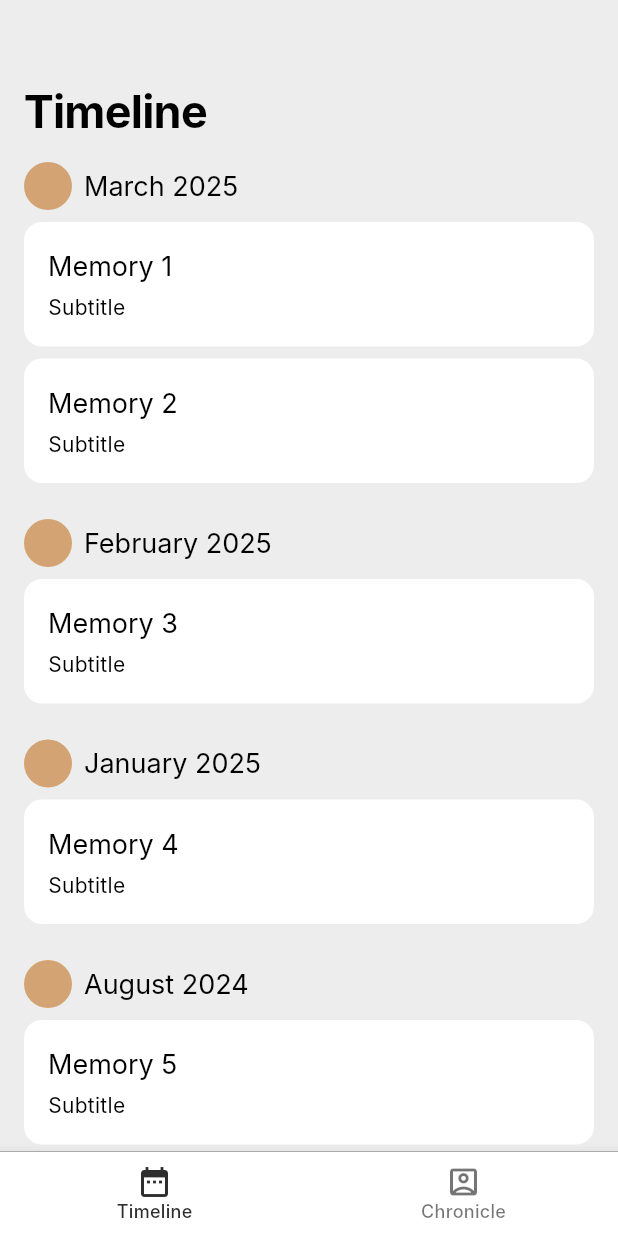
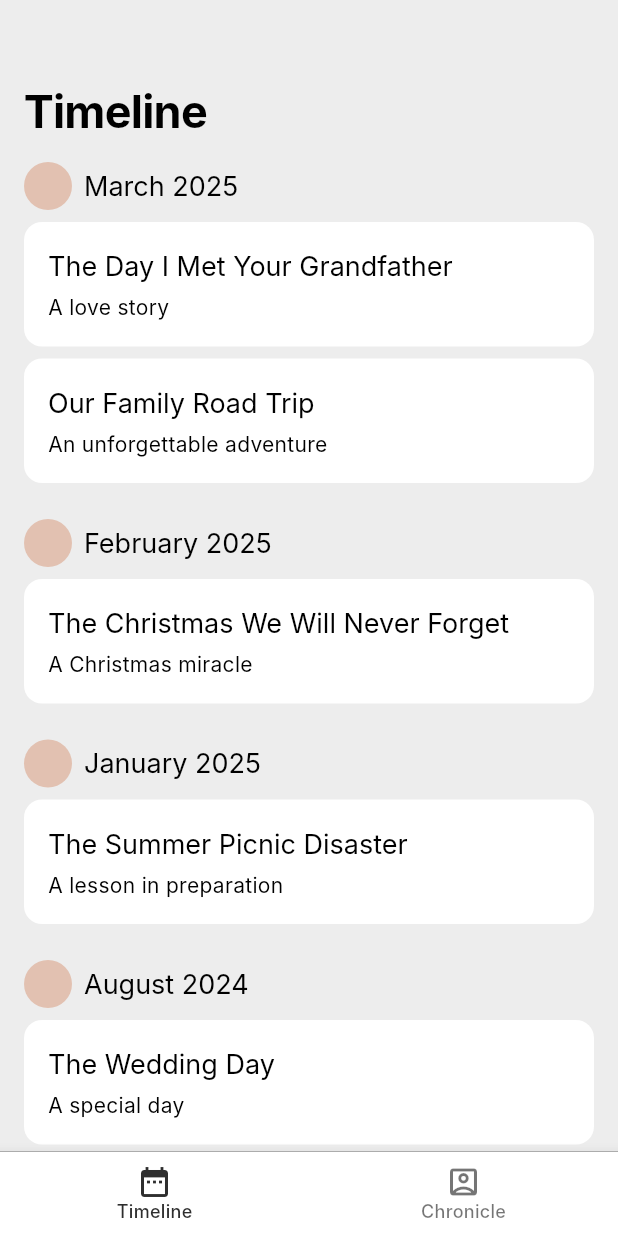
Before and after one commit to LukPle/story_cube_app, a Flutter app: the screen it shows after launch, on a phone screen of 412 x 824 dp. Run offline on Flutter 3.47's test engine with Material 3 defaults, Android fonts, the light colour scheme and no system bars; our stand-ins replace just_audio; Roboto replaces fonts that are missing (Inter).

Commit message:
Updated memory details page with components and data

```diff
--- a/lib/constants/colors.dart
+++ b/lib/constants/colors.dart
@@ -13,9 +13,9 @@ class AppColors {
 
   /// Primary and Secondary Color for Widgets and Components
   static const Color primaryColorLight = Color(0xff2E2E2E); // Hex: #2E2E2E
-  static const Color secondaryColorLight = Color(0xffD4A373); // Hex: #D4A373
-  static const Color primaryColorDark = Color(0xffF2E9E4); // Hex: #F2E9E4
-  static const Color secondaryColorDark = Color(0xffC6A86D); // Hex: #C6A86D
+  static const Color secondaryColorLight = Color(0xffE2C1B1); // Hex: #E2C1B1
+  static const Color primaryColorDark = Color(0xffEDDCD2); // Hex: #EDDCD2
+  static const Color secondaryColorDark = Color(0xff9E7A4C); // Hex: #9E7A4C
 
   /// Success and Error Color
   static const Color success = Colors.green;
--- /dev/null
+++ b/lib/models/example_data.dart
@@ -0,0 +1,157 @@
+import 'package:story_cube_app/models/person_model.dart';
+import 'package:story_cube_app/models/memory_model.dart';
+
+final List<MemoryModel> memoryData = [
+  MemoryModel(
+    dateTime: DateTime.now(),
+    title: "The Day I Met Your Grandfather",
+    subtitle: "A love story",
+    summary: "Your grandmother tells this story about the day she met your grandfather at a local fair. She says he was the most handsome man in the crowd!",
+    text: "It was a warm summer afternoon when your grandmother first saw your grandfather. She had just arrived at the local fair with her friends, enjoying the excitement of the rides, the delicious smells of fair food, and the music playing in the background. Suddenly, she spotted a young man standing in the crowd. He was tall, with dark hair and an easy smile that made him stand out from the rest. Your grandmother was drawn to him immediately. Their eyes met across the carnival grounds, and there was an instant connection. Your grandfather walked over, introduced himself, and from that moment on, they were inseparable. They spent the entire afternoon together, laughing, talking, and enjoying the fair. That was the start of a beautiful love story that would last a lifetime.",
+    locations: ['Local Fair', 'Town Square'],
+    tags: ['love', 'first meeting', 'family'],
+    persons: [
+      PersonModel(
+        firstName: "Jane",
+        lastName: "Smith",
+        relationship: "Grandmother",
+      ),
+      PersonModel(
+        firstName: "John",
+        lastName: "Doe",
+        relationship: "Grandfather",
+      ),
+    ],
+  ),
+  MemoryModel(
+    dateTime: DateTime.now().subtract(const Duration(days: 3)),
+    title: "Our Family Road Trip",
+    subtitle: "An unforgettable adventure",
+    summary: "The trip we took down south was filled with laughter, flat tires, and a million memories. Grandpa drove the whole way, singing along to the radio.",
+    text: "It was a road trip like no other. Our family packed into the car, heading south for a long-awaited vacation. Grandpa, as usual, was in the driver’s seat, singing along to the songs on the radio. It felt like the whole world was out there for us to explore. Along the way, we had a series of small adventures. We got a flat tire, which caused a few hours of delay, but that didn’t stop us from laughing. We stopped at small towns, ate diner food, and took photos in front of roadside attractions. The highlight of the trip was when we reached the Grand Canyon — it was even more breathtaking than we had imagined. At night, we camped under the stars in the desert, sharing stories and looking up at the sky. Despite the bumps along the way, it was one of the most memorable trips our family ever took.",
+    locations: ['Southern Route', 'Grand Canyon', 'Desert Campground'],
+    tags: ['family', 'adventure', 'road trip'],
+    persons: [
+      PersonModel(
+        firstName: "Mary",
+        lastName: "Doe",
+        relationship: "Mother",
+      ),
+      PersonModel(
+        firstName: "James",
+        lastName: "Doe",
+        relationship: "Father",
+      ),
+      PersonModel(
+        firstName: "Jack",
+        lastName: "Doe",
+        relationship: "Son",
+      ),
+    ],
+  ),
+  MemoryModel(
+    dateTime: DateTime.now().subtract(const Duration(days: 28)),
+    title: "The Christmas We Will Never Forget",
+    subtitle: "A Christmas miracle",
+    summary: "That year, we had snow in the middle of a warm winter! Your Uncle Charlie had to shovel the walkway by hand, but it was worth it for the family photo we took in the snow.",
+    text: "It was a Christmas miracle. In the middle of a warm winter, snow started falling from the sky, blanketing everything in a soft, white layer. We couldn’t believe our eyes! Your Uncle Charlie, always ready to help, went outside and shoveled the walkway by hand while the rest of us stayed inside, warming up by the fire. Once the snow had settled, we bundled up in our winter coats and hats, and ventured outside for a family photo. It was the perfect moment — a scene that looked straight out of a holiday card. We stood together, laughing and smiling in the snow, making memories that we would carry with us forever.",
+    locations: ['Home', 'Living Room'],
+    tags: ['Christmas', 'family', 'snow'],
+    persons: [
+      PersonModel(
+        firstName: "Emma",
+        lastName: "Taylor",
+        relationship: "Aunt",
+      ),
+      PersonModel(
+        firstName: "Charlie",
+        lastName: "Taylor",
+        relationship: "Uncle",
+      ),
+      PersonModel(
+        firstName: "Sarah",
+        lastName: "Taylor",
+        relationship: "Mother",
+      ),
+    ],
+  ),
+  MemoryModel(
+    dateTime: DateTime.now().subtract(const Duration(days: 35)),
+    title: "The Summer Picnic Disaster",
+    subtitle: "A lesson in preparation",
+    summary: "We decided to go on a picnic, but no one thought to pack the sunscreen! We ended up spending the afternoon hiding in the shade, but it’s a story we laugh about every year.",
+    text: "It started as a perfect day for a picnic. The weather was beautiful, and we packed everything we needed: sandwiches, snacks, drinks, and even a frisbee for some fun. However, we overlooked one crucial detail — sunscreen! By noon, we were all feeling the effects of the sun. No one had thought to bring sunscreen, and we ended up with sunburns all over our arms and faces. It was a painful lesson in preparation, but we made the best of it. We spent the afternoon hiding in the shade, telling stories, and trying to cool off. To this day, it’s a story we laugh about every year — the infamous summer picnic disaster.",
+    locations: ['Riverbank', 'Park'],
+    tags: ['picnic', 'family', 'adventure'],
+    persons: [
+      PersonModel(
+        firstName: "Tom",
+        lastName: "Davis",
+        relationship: "Father",
+      ),
+      PersonModel(
+        firstName: "Lily",
+        lastName: "Davis",
+        relationship: "Daughter",
+      ),
+    ],
+  ),
+  MemoryModel(
+    dateTime: DateTime.now().subtract(const Duration(days: 189)),
+    title: "The Wedding Day",
+    subtitle: "A special day",
+    summary: "Grandma always says she’s never seen anything more beautiful than the day she married Grandpa. She still remembers walking down the aisle with tears in her eyes.",
+    text: "The day Grandma married Grandpa was the most beautiful day she ever experienced. She tells us that as she walked down the aisle, she could hardly believe her eyes — Grandpa was standing there, waiting for her, looking more handsome than ever. There were tears in her eyes as she walked toward him, knowing that this moment would change their lives forever. They exchanged vows and rings, promising to love each other for a lifetime. It was the beginning of an incredible journey together, one that would be filled with laughter, love, and family. It was a day filled with emotion, and Grandma says that she still remembers the way Grandpa looked at her when she walked down that aisle. She has never seen anything more beautiful.",
+    locations: ['Church', 'Reception Hall'],
+    tags: ['wedding', 'love', 'family'],
+    persons: [
+      PersonModel(
+        firstName: "Eliza",
+        lastName: "Johnson",
+        relationship: "Grandmother",
+      ),
+      PersonModel(
+        firstName: "George",
+        lastName: "Johnson",
+        relationship: "Grandfather",
+      ),
+    ],
+  ),
+  MemoryModel(
+    dateTime: DateTime.now().subtract(const Duration(days: 193)),
+    title: "The Day I Bought My First Car",
+    subtitle: "The freedom of the open road",
+    summary: "I saved up for months to buy my first car. It wasn’t much, but it was mine! I drove it around town with pride, and every time I stopped, I felt like I had conquered the world.",
+    text: "It wasn’t much, but it was mine. After months of saving every penny I could, I finally had enough to buy my first car. I remember walking into the dealership, nervous but excited, and driving off with a sense of accomplishment. The car wasn’t fancy, but it was mine, and I felt like the king of the world every time I got behind the wheel. I would drive around town, just enjoying the freedom and independence that came with it. Every stop I made felt like a victory. It was the beginning of a new chapter in my life, and I’ll never forget the feeling of driving my first car.",
+    locations: ['Car Dealership', 'Town'],
+    tags: ['independence', 'first car', 'adventure'],
+    persons: [
+      PersonModel(
+        firstName: "Alice",
+        lastName: "Brown",
+        relationship: "Mother",
+      ),
+    ],
+  ),
+  MemoryModel(
+    dateTime: DateTime.now().subtract(const Duration(days: 267)),
+    title: "Our Family's First House",
+    subtitle: "Building memories together",
+    summary: "The first house we bought as a family was so small, but we turned it into a home. We had our first Christmas there, and it’s still my favorite place in the world.",
+    text: "When we bought our first house as a family, it was small, but it was ours. We spent months getting it ready, painting the walls, buying furniture, and making it feel like home. It wasn’t much, but every corner of it was filled with love and memories. The first Christmas in that house was magical. We had a small tree in the corner of the living room, but the atmosphere was filled with warmth and joy.",
+    locations: ['New Home'],
+    tags: ['family', 'home', 'first house'],
+    persons: [
+      PersonModel(
+        firstName: "Susan",
+        lastName: "Martinez",
+        relationship: "Mother",
+      ),
+      PersonModel(
+        firstName: "William",
+        lastName: "Martinez",
+        relationship: "Father",
+      ),
+    ],
+  ),
+];
--- a/lib/models/memory_model.dart
+++ b/lib/models/memory_model.dart
@@ -1,12 +1,24 @@
+import 'package:story_cube_app/models/person_model.dart';
+
 class MemoryModel {
   DateTime dateTime;
   String title;
   String subtitle;
+  String summary;
+  String text;
+  List<String> locations;
+  List<String> tags;
+  List<PersonModel> persons;
 
   MemoryModel({
     required this.dateTime,
     required this.title,
     required this.subtitle,
+    required this.summary,
+    required this.text,
+    required this.locations,
+    required this.tags,
+    required this.persons,
   });
 
   factory MemoryModel.fromMap(Map<String, dynamic> data) {
@@ -14,6 +26,13 @@ class MemoryModel {
       dateTime: DateTime.parse(data['date']),
       title: data['title'] as String,
       subtitle: data['subtitle'] as String,
+      summary: data['summary'] as String,
+      text: data['text'] as String,
+      locations: List<String>.from(data['locations'] ?? []),
+      tags: List<String>.from(data['tags'] ?? []),
+      persons: (data['persons'] as List<dynamic>?)?.map((personData) {
+        return PersonModel.fromMap(personData);
+      }).toList() ?? [],
     );
   }
 }
--- /dev/null
+++ b/lib/models/person_model.dart
@@ -0,0 +1,19 @@
+class PersonModel {
+  String firstName;
+  String lastName;
+  String relationship;
+
+  PersonModel({
+    required this.firstName,
+    required this.lastName,
+    required this.relationship,
+  });
+
+  factory PersonModel.fromMap(Map<String, dynamic> data) {
+    return PersonModel(
+      firstName: data['first_name'] as String,
+      lastName: data['last_name'] as String,
+      relationship: data['relationship'] as String,
+    );
+  }
+}
--- a/lib/ui/pages/timeline_page.dart
+++ b/lib/ui/pages/timeline_page.dart
@@ -1,5 +1,6 @@
 import 'package:flutter/material.dart';
 import 'package:intl/intl.dart';
+import 'package:story_cube_app/models/example_data.dart';
 import 'package:story_cube_app/models/memory_model.dart';
 import 'package:story_cube_app/ui/widgets/memory_card.dart';
 
@@ -12,18 +13,7 @@ class TimelinePage extends StatelessWidget {
 
   @override
   Widget build(BuildContext context) {
-    final List<MemoryModel> memories = [
-      MemoryModel(dateTime: DateTime.now(), title: "Memory 1", subtitle: "Subtitle"),
-      MemoryModel(dateTime: DateTime.now().subtract(const Duration(days: 3)), title: "Memory 2", subtitle: "Subtitle"),
-      MemoryModel(dateTime: DateTime.now().subtract(const Duration(days: 28)), title: "Memory 3", subtitle: "Subtitle"),
-      MemoryModel(dateTime: DateTime.now().subtract(const Duration(days: 35)), title: "Memory 4", subtitle: "Subtitle"),
-      MemoryModel(
-          dateTime: DateTime.now().subtract(const Duration(days: 189)), title: "Memory 5", subtitle: "Subtitle"),
-      MemoryModel(
-          dateTime: DateTime.now().subtract(const Duration(days: 193)), title: "Memory 6", subtitle: "Subtitle"),
-      MemoryModel(
-          dateTime: DateTime.now().subtract(const Duration(days: 267)), title: "Memory 7", subtitle: "Subtitle"),
-    ];
+    final List<MemoryModel> memories = memoryData;
 
     memories.sort((a, b) => b.dateTime.compareTo(a.dateTime));
 
```
Also changed, not shown: lib/ui/pages/memory_details_page.dart (+88 -3 lines), lib/ui/widgets/memory_tag.dart (added, +31 -0 lines), lib/ui/widgets/person_card.dart (added, +39 -0 lines).
